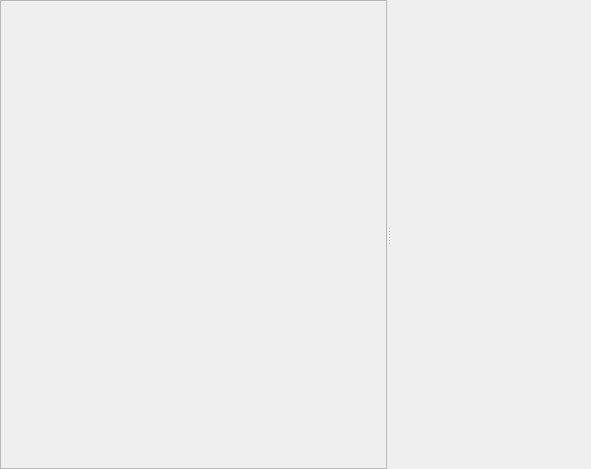
Above: client/sharededitor/document.ui from Rolisteam/rolisteam before the change. Below: the same form after it.
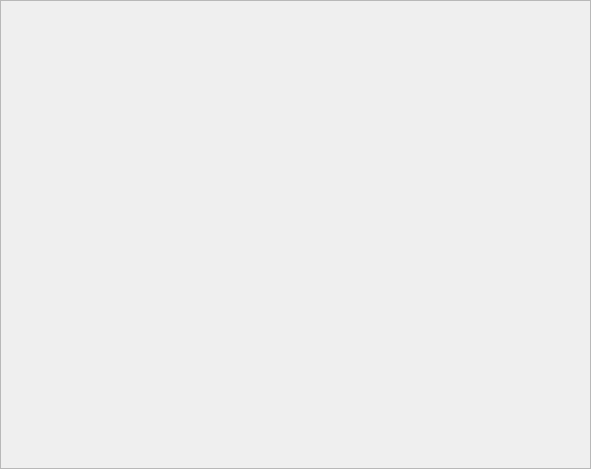
That is the form after the change.

```diff
--- a/client/sharededitor/document.ui
+++ b/client/sharededitor/document.ui
@@ -26,6 +26,9 @@
    <property name="bottomMargin">
     <number>0</number>
    </property>
+   <property name="spacing">
+    <number>0</number>
+   </property>
    <item row="0" column="0">
     <widget class="QSplitter" name="participantSplitter">
      <property name="orientation">
@@ -64,32 +67,6 @@
        </layout>
       </widget>
      </widget>
-     <widget class="QFrame" name="participantFrame">
-      <property name="sizePolicy">
-       <sizepolicy hsizetype="Preferred" vsizetype="Preferred">
-        <horstretch>0</horstretch>
-        <verstretch>0</verstretch>
-       </sizepolicy>
-      </property>
-      <property name="minimumSize">
-       <size>
-        <width>20</width>
-        <height>20</height>
-       </size>
-      </property>
-      <property name="maximumSize">
-       <size>
-        <width>200</width>
-        <height>16777215</height>
-       </size>
-      </property>
-      <property name="frameShape">
-       <enum>QFrame::NoFrame</enum>
-      </property>
-      <property name="frameShadow">
-       <enum>QFrame::Raised</enum>
-      </property>
-     </widget>
     </widget>
    </item>
   </layout>
```
